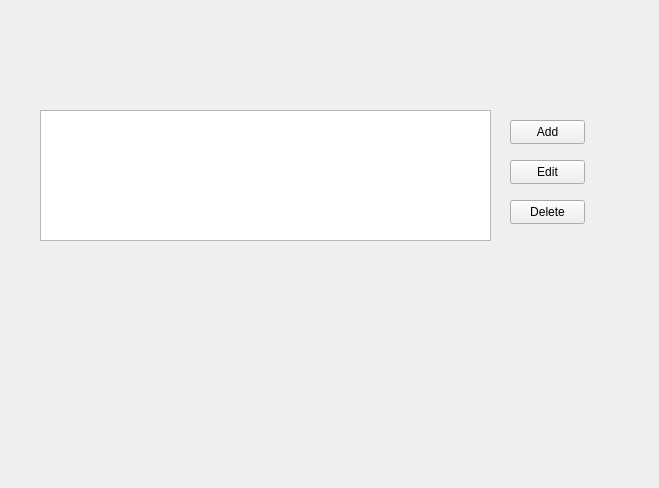
The window that usermanagerform.ui (thenewcoder/school-administration-system) describes before a commit, drawn with Qt 5.
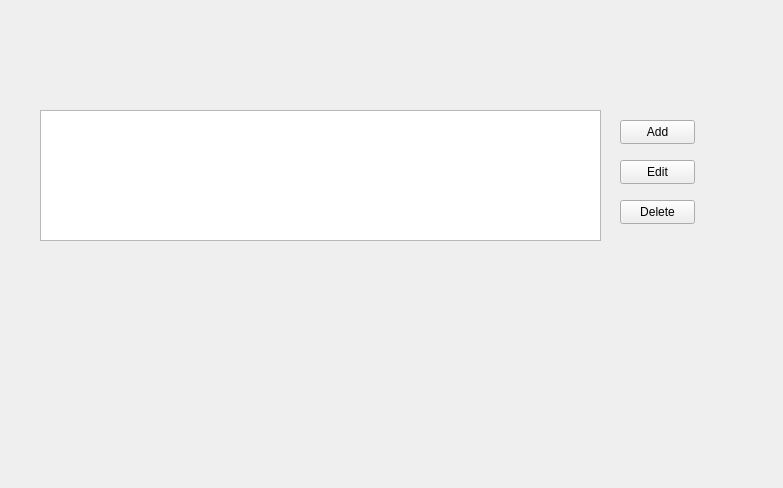
The same window after the commit.

The edit to the form file:
```diff
--- a/usermanagerform.ui
+++ b/usermanagerform.ui
@@ -6,7 +6,7 @@
    <rect>
     <x>0</x>
     <y>0</y>
-    <width>659</width>
+    <width>783</width>
     <height>488</height>
    </rect>
   </property>
@@ -18,7 +18,7 @@
     <rect>
      <x>40</x>
      <y>110</y>
-     <width>451</width>
+     <width>561</width>
      <height>131</height>
     </rect>
    </property>
@@ -26,7 +26,7 @@
   <widget class="QPushButton" name="btnEdit">
    <property name="geometry">
     <rect>
-     <x>510</x>
+     <x>620</x>
      <y>160</y>
      <width>75</width>
      <height>24</height>
@@ -39,7 +39,7 @@
   <widget class="QPushButton" name="btnAdd">
    <property name="geometry">
     <rect>
-     <x>510</x>
+     <x>620</x>
      <y>120</y>
      <width>75</width>
      <height>24</height>
@@ -52,7 +52,7 @@
   <widget class="QPushButton" name="btnDelete">
    <property name="geometry">
     <rect>
-     <x>510</x>
+     <x>620</x>
      <y>200</y>
      <width>75</width>
      <height>24</height>
```
